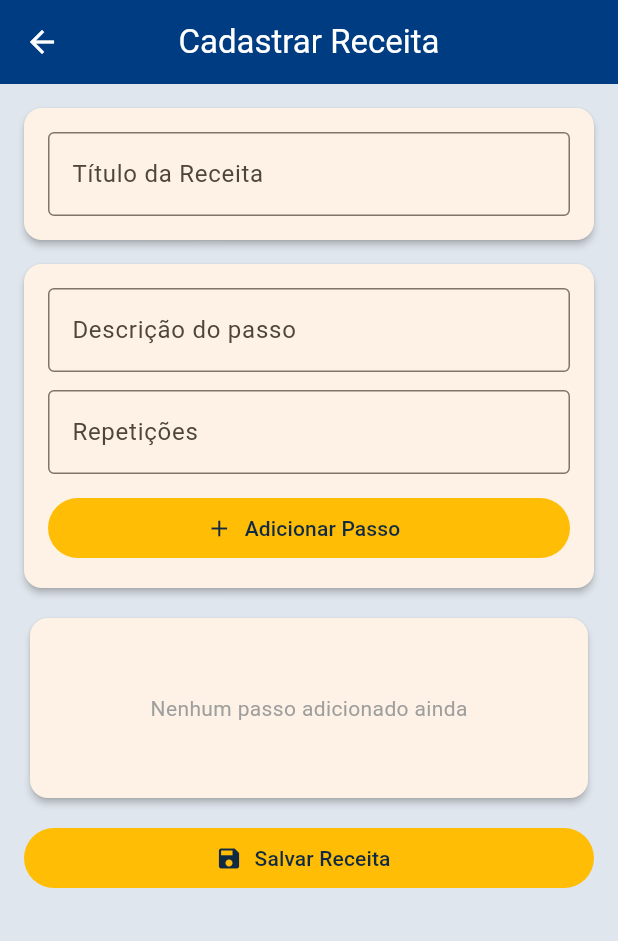
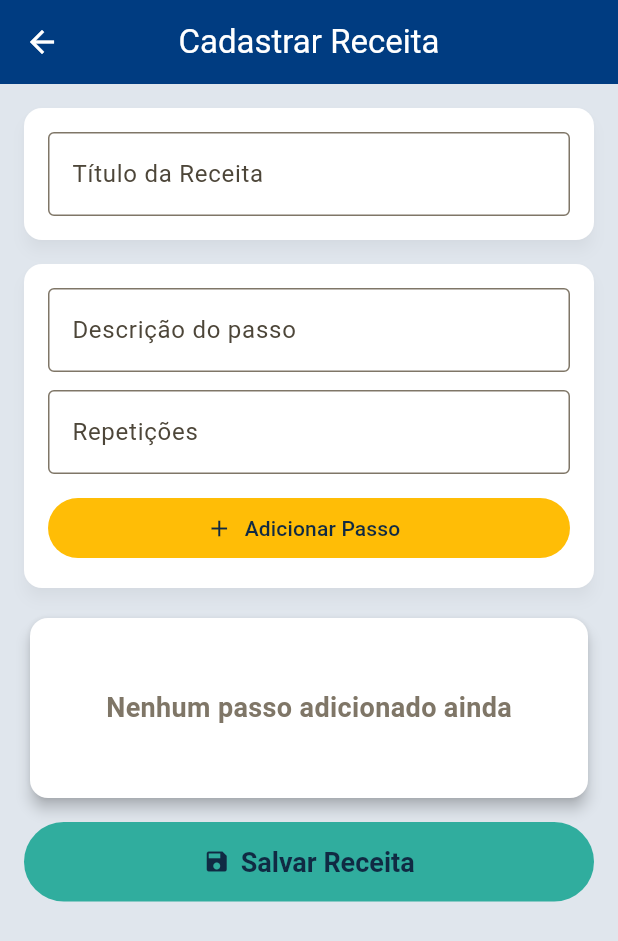
Before and after one commit to ana112358/NoveloApp, a Flutter app: the CadastrarReceitaPage screen opened by its route, on a phone screen of 412 x 824 dp. Shown: the top 941 px of the screen. Run offline on Flutter 3.47's test engine with Material 3 defaults, Android fonts, the phone set to English and light mode, and no system bars; our stand-ins replace sqflite; accounts and stored records are empty.

Commit message:
Estilização das cores

```diff
--- a/lib/pages/cadastrar_receita_page.dart
+++ b/lib/pages/cadastrar_receita_page.dart
@@ -18,6 +18,19 @@ class _CadastrarReceitaPageState extends State<CadastrarReceitaPage> {
   @override
   Widget build(BuildContext context) {
     final receitaState = context.watch<ReceitaState>();
+    final colorScheme = Theme.of(context).colorScheme;
+
+    final inputDecoration = InputDecoration(
+      border: const OutlineInputBorder(),
+      enabledBorder: OutlineInputBorder(
+        borderSide: BorderSide(color: colorScheme.outline),
+      ),
+      focusedBorder: OutlineInputBorder(
+        borderSide: BorderSide(color: colorScheme.tertiary, width: 2.0),
+      ),
+      // Cor do rótulo quando focado
+      floatingLabelStyle: TextStyle(color: colorScheme.tertiary),
+    );
 
     return Scaffold(
       appBar: AppBar(
@@ -31,13 +44,18 @@ class _CadastrarReceitaPageState extends State<CadastrarReceitaPage> {
             children: [
               // CARD DO TÍTULO
               Card(
-                elevation: 2,
+                elevation: 4,
+                shadowColor:
+                    colorScheme.shadow.withOpacity(0.2), // Sombra suave
+                color: colorScheme
+                    .surface, // Fundo do Card (Branco no Day, Cinza no Night)
+                surfaceTintColor: Colors.transparent,
                 margin: const EdgeInsets.only(bottom: 16),
                 child: Padding(
                   padding: const EdgeInsets.all(16),
                   child: TextField(
                     controller: tituloController,
-                    decoration: const InputDecoration(
+                    decoration: inputDecoration.copyWith(
                       labelText: "Título da Receita",
                       border: OutlineInputBorder(),
                     ),
@@ -47,7 +65,10 @@ class _CadastrarReceitaPageState extends State<CadastrarReceitaPage> {
 
               // FORMULÁRIO DO PASSO
               Card(
-                elevation: 2,
+                elevation: 4,
+                shadowColor: colorScheme.shadow.withOpacity(0.2),
+                color: colorScheme.surface,
+                surfaceTintColor: Colors.transparent,
                 margin: const EdgeInsets.only(bottom: 16),
                 child: Padding(
                   padding: const EdgeInsets.all(16),
@@ -55,32 +76,36 @@ class _CadastrarReceitaPageState extends State<CadastrarReceitaPage> {
                     children: [
                       TextField(
                         controller: descricaoController,
-                        decoration: const InputDecoration(
+                        decoration: inputDecoration.copyWith(
                           labelText: "Descrição do passo",
                           border: OutlineInputBorder(),
                         ),
                       ),
                       const SizedBox(height: 12),
-
                       TextField(
                         controller: repeticoesController,
                         keyboardType: TextInputType.number,
-                        decoration: const InputDecoration(
+                        decoration: inputDecoration.copyWith(
                           labelText: "Repetições",
                           border: OutlineInputBorder(),
                         ),
                       ),
                       const SizedBox(height: 12),
-
                       SizedBox(
                         width: double.infinity,
                         child: FilledButton.icon(
                           icon: const Icon(Icons.add),
                           label: const Text("Adicionar Passo"),
+                          style: FilledButton.styleFrom(
+                            backgroundColor: colorScheme.primary,
+                            foregroundColor:
+                                colorScheme.onPrimary, // Texto branco
+                          ),
                           onPressed: () {
                             final descricao = descricaoController.text.trim();
-                            final repeticoes =
-                                int.tryParse(repeticoesController.text.trim()) ?? 0;
+                            final repeticoes = int.tryParse(
+                                    repeticoesController.text.trim()) ??
+                                0;
 
                             if (descricao.isEmpty || repeticoes <= 0) return;
 
@@ -103,14 +128,20 @@ class _CadastrarReceitaPageState extends State<CadastrarReceitaPage> {
 
               // LISTA DE PASSOS (com shrinkWrap para evitar conflito de tamanho)
               Card(
-                elevation: 2,
+                elevation: 4,
+                color: colorScheme.surface, // Fundo branco/cinza
+                surfaceTintColor: Colors.transparent,
                 child: receitaState.passosTemp.isEmpty
-                    ? const SizedBox(
+                    ? SizedBox(
                         height: 120,
                         child: Center(
                           child: Text(
                             "Nenhum passo adicionado ainda",
-                            style: TextStyle(color: Colors.grey),
+                            style: TextStyle(
+                              color: colorScheme.outline, // Cinza do tema
+                              fontSize: 18,
+                              fontWeight: FontWeight.bold,
+                            ),
                           ),
                         ),
                       )
@@ -122,6 +153,8 @@ class _CadastrarReceitaPageState extends State<CadastrarReceitaPage> {
                         itemBuilder: (_, index) {
                           final passo = receitaState.passosTemp[index];
                           return Card(
+                            color: colorScheme.surfaceContainerHighest,
+                            margin: const EdgeInsets.only(bottom: 8),
                             child: ListTile(
                               title: Text(passo.descricao),
                               subtitle: Text("${passo.repeticoes} repetições"),
@@ -139,6 +172,14 @@ class _CadastrarReceitaPageState extends State<CadastrarReceitaPage> {
                 child: FilledButton.icon(
                   icon: const Icon(Icons.save),
                   label: const Text("Salvar Receita"),
+                  style: FilledButton.styleFrom(
+                    backgroundColor: colorScheme.tertiary,
+                    foregroundColor: colorScheme.onPrimary, // Texto Azul Escuro
+                    padding:
+                        const EdgeInsets.symmetric(vertical: 16), // Mais alto
+                    textStyle: const TextStyle(
+                        fontSize: 18, fontWeight: FontWeight.bold),
+                  ),
                   onPressed: () {
                     final titulo = tituloController.text.trim();
                     if (titulo.isEmpty) return;
```
